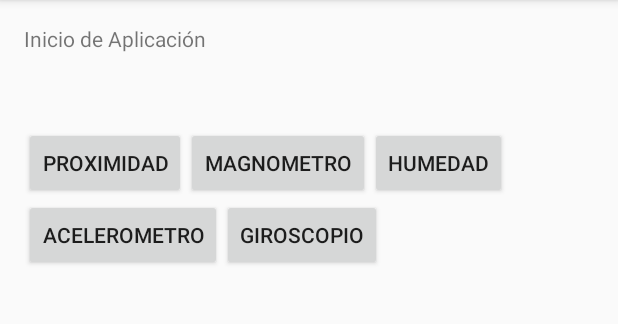
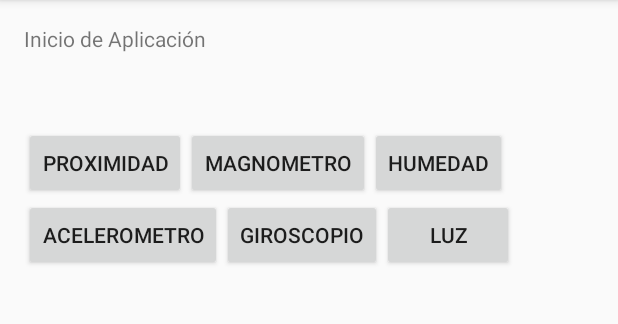
Before and after one commit to MBacallado/Sensores_LDHGrupo3, an Android app: the screen it shows after launch (MainActivity), on a phone screen of 412 x 824 dp, the part 84-408 px from its top. Run offline under Robolectric (Android 15) with nearby library versions, the phone set to English and light mode, and no system bars.

Commit message:
"LDH1-3 Integrando sensor Luz"

```diff
--- a/app/src/main/java/com/example/manuelalejandro/sensoresldhgrupo3/MainActivity.java
+++ b/app/src/main/java/com/example/manuelalejandro/sensoresldhgrupo3/MainActivity.java
@@ -17,6 +17,7 @@ public class MainActivity extends AppCompatActivity {
     Button botonHumedad;
     Button botonAcelerometro;
     Button botonGiroscopio;
+    Button botonLuz;
     /**
      * Constructor de la clase Activity,
      * @param savedInstanceState guarda una instancia de la actividad pasada por parametro
@@ -82,7 +83,26 @@ public class MainActivity extends AppCompatActivity {
                 giroscopio(v);
             }
         });
+
+
+
+        /**
+         * Se declara el boton para el sensor Luz
+         */
+        botonLuz = (Button) findViewById(R.id.button6);
+        botonLuz.setOnClickListener(new Button.OnClickListener() {
+            @Override
+            public void onClick(View v) {
+                luz(v);
+            }
+        });
+
+
     }
+
+
+
+
 
     /**
      * Añade elementos a la barra de acción si está presente
@@ -164,4 +184,14 @@ public class MainActivity extends AppCompatActivity {
         Intent i = new Intent(this, GiroscopioActivity.class);
         startActivity(i);
     }
+
+    /**
+     * Función que crea el intent con la actividad del sensor Giroscopio y la inicia.
+     * @param view
+     */
+
+    public void luz(View view) {
+        Intent i = new Intent(this, LuzActivity.class);
+        startActivity(i);
+    }
 }
--- a/app/src/main/res/layout/content_main.xml
+++ b/app/src/main/res/layout/content_main.xml
@@ -66,4 +66,14 @@
         android:layout_toRightOf="@+id/button4"
         android:layout_toEndOf="@+id/button4" />
 
+    <Button
+        android:layout_width="wrap_content"
+        android:layout_height="wrap_content"
+        android:text="Luz"
+        android:id="@+id/button6"
+        android:layout_column="13"
+        android:layout_alignTop="@+id/button5"
+        android:layout_toRightOf="@+id/button5"
+        android:layout_toEndOf="@+id/button5" />
+
 </RelativeLayout>
```
Also changed, not shown: app/src/main/java/com/example/manuelalejandro/sensoresldhgrupo3/LuzActivity.java (added, +91 -0 lines), app/src/main/res/layout/content_luz.xml (added, +41 -0 lines).
